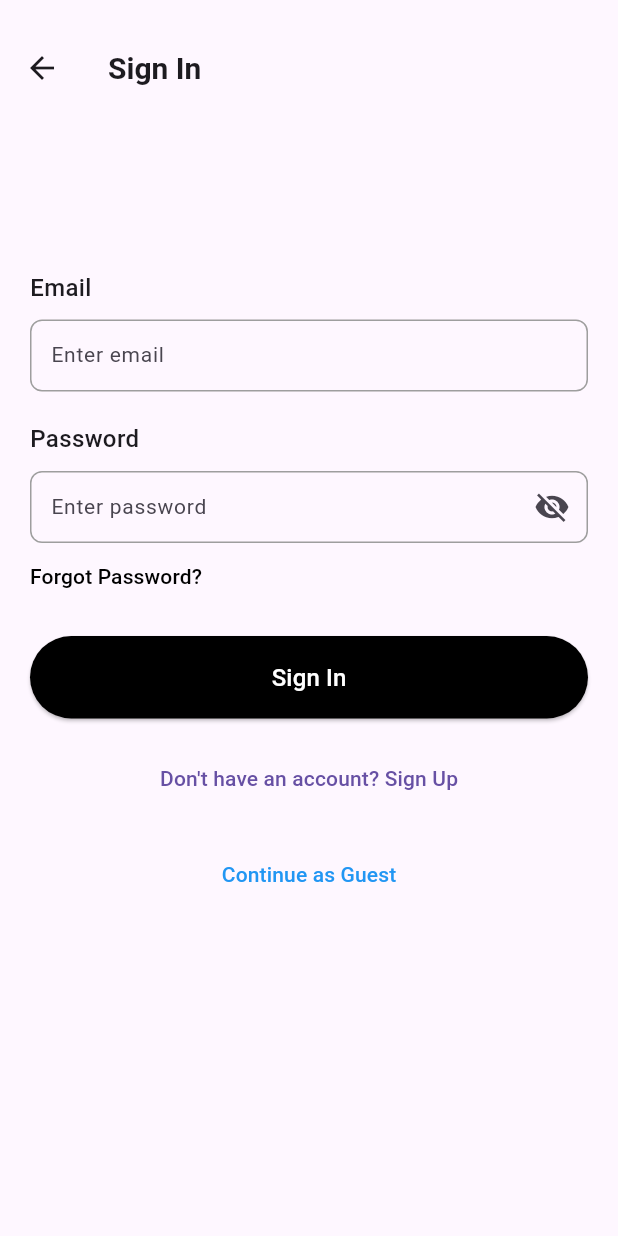
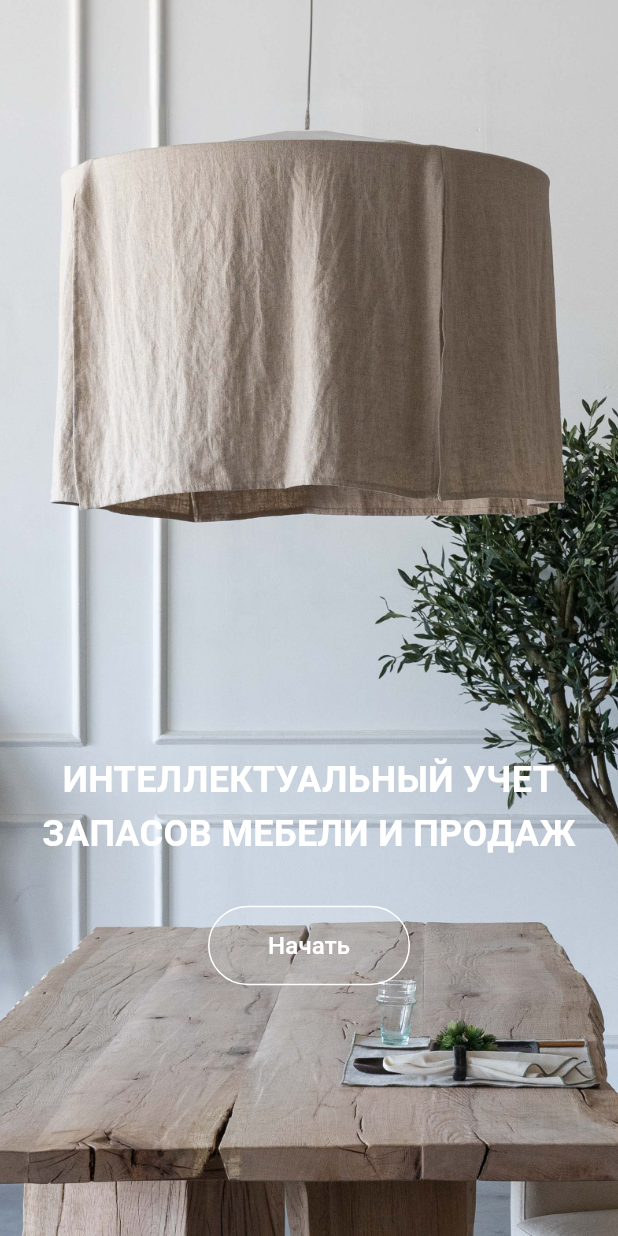
Before and after one commit to Batyrkhan-Sk/Sales-Tracking, a Flutter app: the screen it shows after launch, on a phone screen of 412 x 824 dp. Run offline on Flutter 3.47's test engine with Material 3 defaults, Android fonts, the phone set to English and light mode, and no system bars; our stand-ins replace shared_preferences; generated files the repository leaves out were written again; Roboto replaces fonts that are missing (TTTravels).

Commit message:
updated front

```diff
--- a/lib/main.dart
+++ b/lib/main.dart
@@ -15,6 +15,7 @@ import 'presentation/screens/profile_page.dart';
 import 'presentation/models/warehouse.dart';
 import 'presentation/screens/add_item_screen.dart';
 import 'presentation/screens/reports_screen.dart';
+import 'presentation/screens/introduction_screen.dart'; // Обновляем импорт
 import 'providers/app_providers.dart';
 import 'providers/guest_mode_banner.dart';
 import '../services/api_service.dart';
@@ -54,13 +55,15 @@ class MyApp extends StatelessWidget {
       child: Consumer2<ThemeProvider, LanguageProvider>(
         builder: (context, themeProvider, languageProvider, child) {
           final routes = {
+            '/': (context) => const IntroductionScreen(), // Обновляем на IntroductionScreen
             '/account': (context) => const AccountScreen(),
             '/explore': (context) => const ExploreScreen(),
             '/signin': (context) => const SignInScreen(),
             '/signup': (context) => const SignUpScreen(),
             '/manage-roles': (context) => const ManageRolesScreen(),
             '/warehouse-details': (context) {
-              final Warehouse warehouse = ModalRoute.of(context)!.settings.arguments as Warehouse;
+              final Warehouse warehouse =
+              ModalRoute.of(context)!.settings.arguments as Warehouse;
               return WarehouseDetailsScreen(warehouse: warehouse);
             },
             '/reports': (context) => const ReportsScreen(),
@@ -94,12 +97,14 @@ class MyApp extends StatelessWidget {
               GlobalWidgetsLocalizations.delegate,
               GlobalCupertinoLocalizations.delegate,
             ],
-            initialRoute: '/signin',
+            initialRoute: '/', // Начальный маршрут
             onGenerateRoute: (routeSettings) {
-              final guestModeProvider = Provider.of<GuestModeProvider>(context, listen: false);
+              final guestModeProvider =
+              Provider.of<GuestModeProvider>(context, listen: false);
 
               if (guestModeProvider.isGuestMode &&
-                  (routeSettings.name == '/profile' || routeSettings.name == '/account')) {
+                  (routeSettings.name == '/profile' ||
+                      routeSettings.name == '/account')) {
                 return MaterialPageRoute(
                   builder: (context) => Scaffold(
                     body: Center(
@@ -111,7 +116,8 @@ class MyApp extends StatelessWidget {
                             onPressed: () {
                               Navigator.pushReplacement(
                                 context,
-                                MaterialPageRoute(builder: (context) => const SignInScreen()),
+                                MaterialPageRoute(
+                                    builder: (context) => const SignInScreen()),
                               );
                             },
                             child: const Text('Sign In'),
@@ -124,7 +130,8 @@ class MyApp extends StatelessWidget {
               }
 
               return MaterialPageRoute(
-                builder: routes[routeSettings.name] ?? (context) => const ExploreScreen(),
+                builder: routes[routeSettings.name] ??
+                        (context) => const ExploreScreen(),
               );
             },
           );
--- /dev/null
+++ b/lib/presentation/screens/introduction_screen.dart
@@ -0,0 +1,76 @@
+import 'package:flutter/material.dart';
+
+class IntroductionScreen extends StatelessWidget {
+  const IntroductionScreen({super.key});
+
+  @override
+  Widget build(BuildContext context) {
+    return Scaffold(
+      body: Stack(
+        children: [
+          // Фоновое изображение
+          Container(
+            decoration: const BoxDecoration(
+              image: DecorationImage(
+                image: AssetImage('assets/images/background.jpg'),
+                fit: BoxFit.cover,
+              ),
+            ),
+          ),
+          // Контейнер для текста и кнопки
+          Column(
+            mainAxisAlignment: MainAxisAlignment.start, // Вертикальное выравнивание
+            crossAxisAlignment: CrossAxisAlignment.center, // Горизонтальное выравнивание
+            children: [
+              const Spacer(flex: 3), // Сдвигаем содержимое вниз
+              SizedBox(
+                width: double.infinity, // Занимаем всю ширину
+                child: Center(
+                  child: const Text(
+                    'ИНТЕЛЛЕКТУАЛЬНЫЙ УЧЕТ\nЗАПАСОВ МЕБЕЛИ И ПРОДАЖ',
+                    textAlign: TextAlign.center,
+                    style: TextStyle(
+                      fontSize: 24,
+                      fontWeight: FontWeight.bold,
+                      color: Colors.white,
+                      height: 1.5,
+                    ),
+                  ),
+                ),
+              ),
+              const SizedBox(height: 30),
+              SizedBox(
+                width: double.infinity, // Занимаем всю ширину
+                child: Center(
+                  child: OutlinedButton(
+                    onPressed: () {
+                      // Навигация на страницу входа
+                      Navigator.pushNamed(context, '/signin');
+                    },
+                    style: OutlinedButton.styleFrom(
+                      side: const BorderSide(color: Colors.white, width: 1),
+                      padding: const EdgeInsets.symmetric(
+                          horizontal: 40, vertical: 15),
+                      shape: RoundedRectangleBorder(
+                        borderRadius: BorderRadius.circular(30),
+                      ),
+                      backgroundColor: Colors.white.withOpacity(0.1),
+                    ),
+                    child: const Text(
+                      'Начать',
+                      style: TextStyle(
+                        color: Colors.white,
+                        fontSize: 16,
+                      ),
+                    ),
+                  ),
+                ),
+              ),
+              const Spacer(flex: 1), // Меньший отступ снизу
+            ],
+          ),
+        ],
+      ),
+    );
+  }
+}
```
Also changed, not shown: lib/presentation/screens/explore_screen.dart (+4 -4 lines), lib/presentation/screens/logs_screen.dart (+0 -8 lines), lib/presentation/screens/product_details_screen.dart (added, +153 -0 lines), lib/presentation/screens/qr_code_screen.dart (+1 -6 lines), lib/presentation/screens/warehouse_details_screen.dart (+61 -33 lines), assets/images/background.jpg (added), assets/images/lamp.png (added), assets/images/table.png (added), pubspec.lock.
